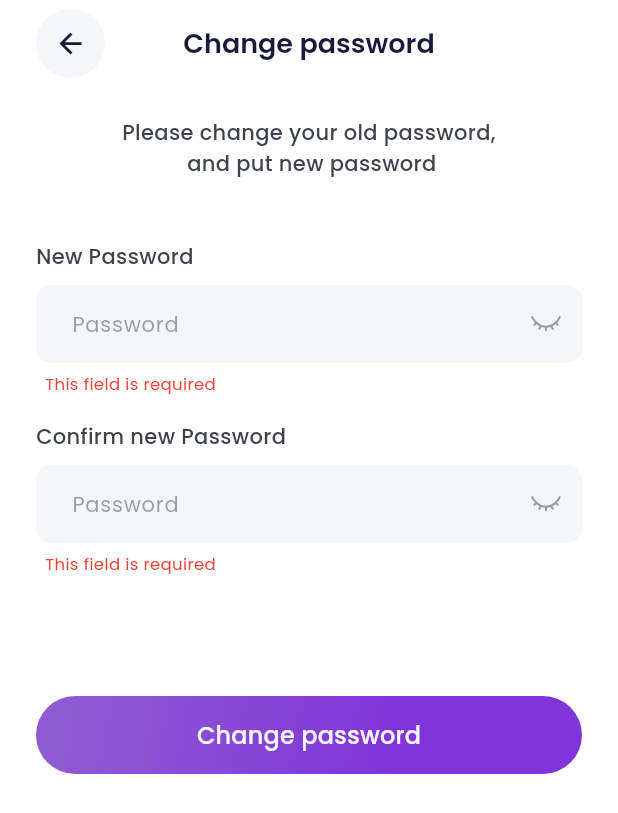
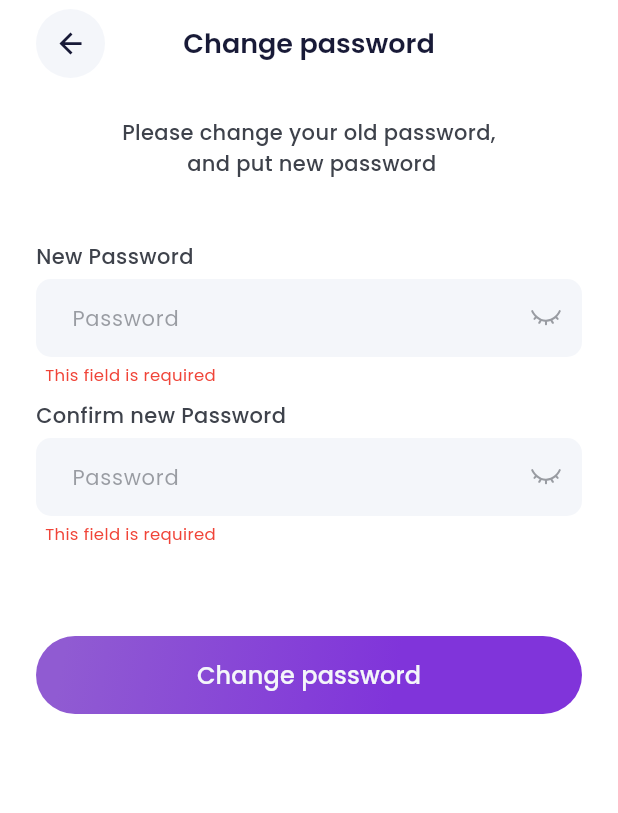
Before and after one commit to joseperu2503/flutter_snappyshop, a Flutter app: the ChangePasswordInternalScreen screen opened by its route, after a tap on "Change password", on a phone screen of 412 x 824 dp. Shown: the top 813 px of the screen. Run offline on Flutter 3.47's test engine with Material 3 defaults, Android fonts, the phone set to English and light mode, and no system bars; our stand-ins replace animate_do, badges, card_swiper, dio, firebase_core, firebase_messaging and 14 more; missing offline and left inert: mask_input_formatter; accounts and stored records are empty; network calls fail.

Commit message:
change password

```diff
--- a/lib/features/user/providers/change_password_provider.dart
+++ b/lib/features/user/providers/change_password_provider.dart
@@ -1,12 +1,11 @@
 import 'package:flutter/material.dart';
 import 'package:flutter_snappyshop/config/router/app_router.dart';
-import 'package:flutter_snappyshop/features/shared/inputs/password.dart';
 import 'package:flutter_snappyshop/features/shared/models/loading_status.dart';
 import 'package:flutter_snappyshop/features/shared/models/service_exception.dart';
+import 'package:flutter_snappyshop/features/shared/plugins/formx/formx.dart';
 import 'package:flutter_snappyshop/features/shared/providers/snackbar_provider.dart';
 import 'package:flutter_snappyshop/features/user/services/user_service.dart';
 import 'package:flutter_riverpod/flutter_riverpod.dart';
-import 'package:formz/formz.dart';
 
 final changePasswordProvider =
     StateNotifierProvider<ChangePasswordNotifier, ChangePasswordState>((ref) {
@@ -20,27 +19,31 @@ class ChangePasswordNotifier extends StateNotifier<ChangePasswordState> {
   initData() {
     state = state.copyWith(
       loading: LoadingStatus.none,
-      password: const Password.pure(''),
-      confirmPassword: const Password.pure(''),
+      password: FormxInput(
+        value: '',
+        validators: [Validators.required()],
+      ),
+      confirmPassword: FormxInput(
+        value: '',
+        validators: [Validators.required()],
+      ),
     );
   }
 
   submit() async {
     FocusManager.instance.primaryFocus?.unfocus();
 
-    final password = Password.dirty(state.password.value);
-    final confirmPassword = Password.dirty(state.confirmPassword.value);
-
-    if (password.value != confirmPassword.value) {
+    if (state.password.value != state.confirmPassword.value) {
       ref.read(snackbarProvider.notifier).showSnackbar(
           'The passwords do not match. Please make sure to enter the same password in both fields.');
       return;
     }
+
     state = state.copyWith(
-      password: password,
-      confirmPassword: confirmPassword,
+      password: state.password.touch(),
+      confirmPassword: state.confirmPassword.touch(),
     );
-    if (!Formz.validate([password, confirmPassword])) return;
+    if (!Formx.validate([state.password, state.confirmPassword])) return;
 
     state = state.copyWith(
       loading: LoadingStatus.loading,
@@ -65,13 +68,13 @@ class ChangePasswordNotifier extends StateNotifier<ChangePasswordState> {
     }
   }
 
-  changePassword(Password password) {
+  changePassword(FormxInput<String> password) {
     state = state.copyWith(
       password: password,
     );
   }
 
-  changeConfirmPassword(Password confirmPassword) {
+  changeConfirmPassword(FormxInput<String> confirmPassword) {
     state = state.copyWith(
       confirmPassword: confirmPassword,
     );
@@ -79,19 +82,19 @@ class ChangePasswordNotifier extends StateNotifier<ChangePasswordState> {
 }
 
 class ChangePasswordState {
-  final Password password;
-  final Password confirmPassword;
+  final FormxInput<String> password;
+  final FormxInput<String> confirmPassword;
   final LoadingStatus loading;
 
   ChangePasswordState({
-    this.password = const Password.pure(''),
-    this.confirmPassword = const Password.pure(''),
+    this.password = const FormxInput(value: ''),
+    this.confirmPassword = const FormxInput(value: ''),
     this.loading = LoadingStatus.none,
   });
 
   ChangePasswordState copyWith({
-    Password? password,
-    Password? confirmPassword,
+    FormxInput<String>? password,
+    FormxInput<String>? confirmPassword,
     LoadingStatus? loading,
   }) =>
       ChangePasswordState(
--- a/lib/features/user/screens/change_password_internal_screen.dart
+++ b/lib/features/user/screens/change_password_internal_screen.dart
@@ -1,11 +1,11 @@
 import 'package:flutter/material.dart';
 import 'package:flutter_snappyshop/config/constants/app_colors.dart';
-import 'package:flutter_snappyshop/features/auth/widgets/input_password.dart';
+import 'package:flutter_snappyshop/config/constants/styles.dart';
 import 'package:flutter_snappyshop/features/shared/layout/layout_1.dart';
 import 'package:flutter_snappyshop/features/shared/models/loading_status.dart';
 import 'package:flutter_snappyshop/features/shared/providers/dark_mode_provider.dart';
 import 'package:flutter_snappyshop/features/shared/widgets/custom_button.dart';
-import 'package:flutter_snappyshop/features/shared/widgets/custom_label.dart';
+import 'package:flutter_snappyshop/features/shared/widgets/custom_text_field.dart';
 import 'package:flutter_snappyshop/features/user/providers/change_password_provider.dart';
 import 'package:flutter_riverpod/flutter_riverpod.dart';
 
@@ -70,31 +70,36 @@ class ChangePasswordInternalScreenState
                   const SizedBox(
                     height: 40,
                   ),
-                  const CustomLabel('New Password'),
-                  const SizedBox(
-                    height: 4,
-                  ),
-                  InputPassword(
+                  CustomTextField(
+                    label: 'New Password',
+                    hintText: 'Password',
                     value: passwordState.password,
                     onChanged: (value) {
                       ref
                           .read(changePasswordProvider.notifier)
                           .changePassword(value);
                     },
+                    textInputAction: TextInputAction.next,
+                    keyboardType: TextInputType.visiblePassword,
+                    isPassword: true,
                   ),
                   const SizedBox(
-                    height: 16,
+                    height: formInputSpacing,
                   ),
-                  const CustomLabel('Confirm new Password'),
-                  const SizedBox(
-                    height: 4,
-                  ),
-                  InputPassword(
+                  CustomTextField(
+                    label: 'Confirm new Password',
+                    hintText: 'Password',
                     value: passwordState.confirmPassword,
                     onChanged: (value) {
                       ref
                           .read(changePasswordProvider.notifier)
                           .changeConfirmPassword(value);
+                    },
+                    textInputAction: TextInputAction.done,
+                    keyboardType: TextInputType.visiblePassword,
+                    isPassword: true,
+                    onFieldSubmitted: (value) {
+                      ref.read(changePasswordProvider.notifier).submit();
                     },
                   ),
                   const SizedBox(
```
